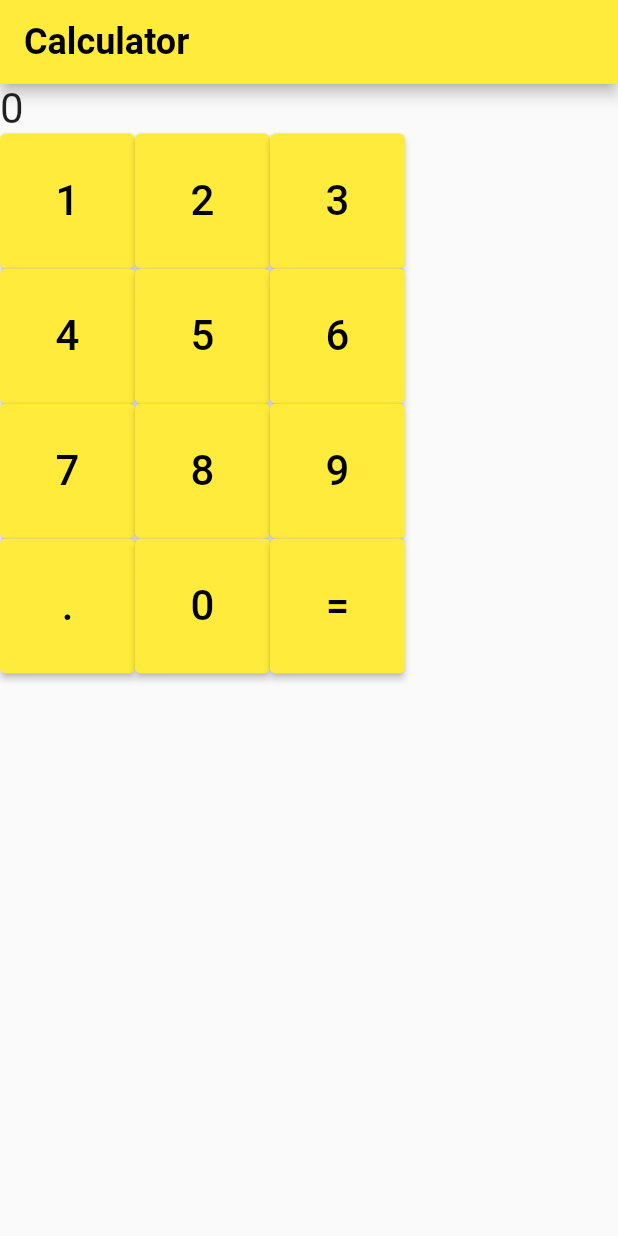
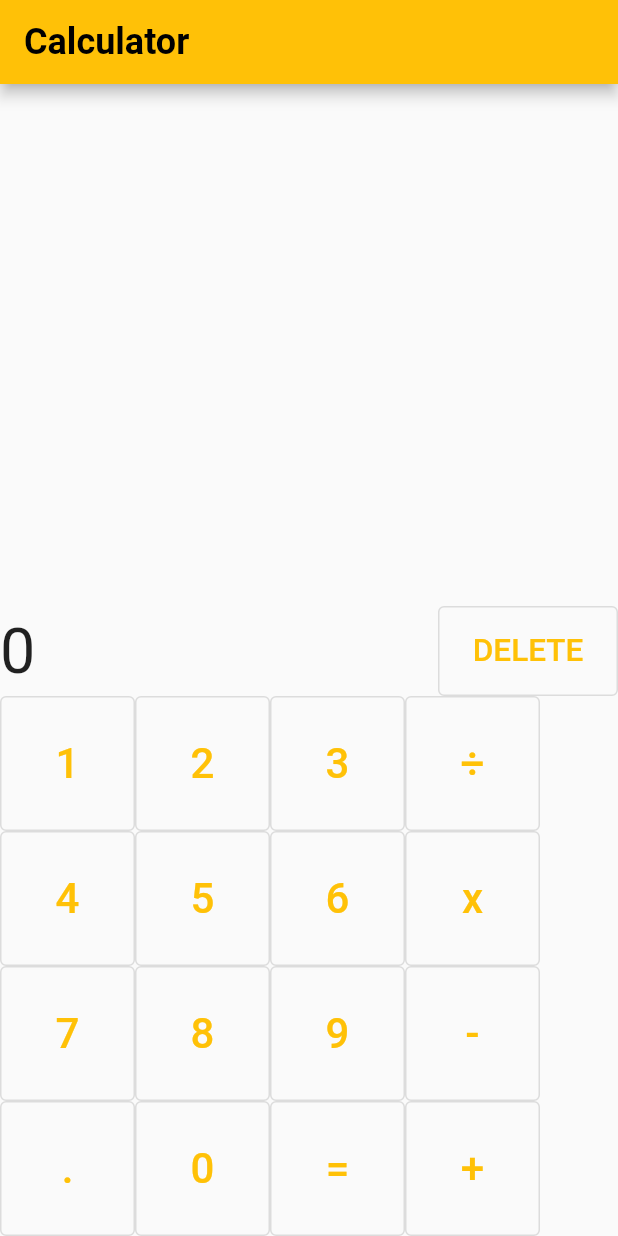
Before and after one commit to Domininiuk/Calculator, a Flutter app: the screen it shows after launch, on a phone screen of 412 x 824 dp. Run offline on Flutter 3.47's test engine with Material 2 defaults, Android fonts, the phone set to English and light mode, and no system bars; Roboto replaces fonts that are missing (Corben).

Commit message:
Added the rest of the buttons but need to resize rows to make them look good

```diff
--- a/lib/common/theme.dart
+++ b/lib/common/theme.dart
@@ -1,15 +1,12 @@
+import 'package:flutter/material.dart';
 
 
-import 'package:flutter/material.dart';
 
 final appTheme = ThemeData(
-  primarySwatch: Colors.yellow,
-  textTheme: const TextTheme(
-    headline1: TextStyle(
-      fontFamily: 'Corben',
-      fontWeight: FontWeight.w700,
-      fontSize: 24,
-      color: Colors.black
-    )
-  )
-);
+    primarySwatch: Colors.amber,
+    textTheme: const TextTheme(
+        headline1: TextStyle(
+            fontFamily: 'Corben',
+            fontWeight: FontWeight.w700,
+            fontSize: 24,
+            color: Colors.black)));
--- a/lib/screens/calculator.dart
+++ b/lib/screens/calculator.dart
@@ -23,12 +23,20 @@ class _Operands extends StatelessWidget {
     // TODO: implement build
     return Container(
       child: Column(
-          mainAxisAlignment: MainAxisAlignment.start,
+          mainAxisAlignment: MainAxisAlignment.end,
           children: <Widget>[
             Row(
               children: [
                 Expanded(
-                    child: Text("0", textScaleFactor: 2.0,))],
+                        child: Text("0", textScaleFactor: 3.0,)),
+                SizedBox(
+                  height: 60.0,
+                  width: 120.0,
+                  child: OutlinedButton(
+                    child: Text('DELETE', textScaleFactor: 1.5,),
+                    onPressed: () {},
+                  ),
+                ),],
             ),
 
             Row(
@@ -36,7 +44,7 @@ class _Operands extends StatelessWidget {
                 SizedBox(
                   height: 90.0,
                   width: 90.0,
-                  child: ElevatedButton(
+                  child: OutlinedButton(
                     child: Text('1', textScaleFactor: 2.0,),
                     onPressed: () {},
                   ),
@@ -44,17 +52,24 @@ class _Operands extends StatelessWidget {
                 SizedBox(
                   height: 90.0,
                   width: 90.0,
-                  child: ElevatedButton(
+                  child: OutlinedButton(
                     child: Text('2', textScaleFactor: 2.0,),
                     onPressed: () {},
                   ),
                 ),
                 SizedBox(
                   height: 90.0,
-                  width: 90.0,                  child: ElevatedButton(
+                  width: 90.0,                  child: OutlinedButton(
                     child: Text('3', textScaleFactor: 2.0,),
                     onPressed: () {},
                   ),
+                ),
+                SizedBox(
+                  height: 90.0,
+                  width: 90.0,                  child: OutlinedButton(
+                  child: Text('÷', textScaleFactor: 2.0,),
+                  onPressed: () {},
+                ),
                 ),
               ],
             ),
@@ -63,7 +78,7 @@ class _Operands extends StatelessWidget {
                 SizedBox(
                   height: 90.0,
                   width: 90.0,
-                  child: ElevatedButton(
+                  child: OutlinedButton(
                     child: Text('4', textScaleFactor: 2.0,),
                     onPressed: () {},
                   ),
@@ -71,7 +86,7 @@ class _Operands extends StatelessWidget {
                 SizedBox(
                   height: 90.0,
                   width: 90.0,
-                  child: ElevatedButton(
+                  child: OutlinedButton(
                     child: Text('5', textScaleFactor: 2.0,),
                     onPressed: () {},
                   ),
@@ -79,10 +94,17 @@ class _Operands extends StatelessWidget {
                 SizedBox(
                   height: 90.0,
                   width: 90.0,
-                  child: ElevatedButton(
+                  child: OutlinedButton(
                     child: Text('6', textScaleFactor: 2.0,),
                     onPressed: () {},
                   ),
+                ),
+                SizedBox(
+                  height: 90.0,
+                  width: 90.0,                  child: OutlinedButton(
+                  child: Text('x', textScaleFactor: 2.0,),
+                  onPressed: () {},
+                ),
                 ),
               ],
             ),
@@ -91,7 +113,7 @@ class _Operands extends StatelessWidget {
                 SizedBox(
                   height: 90.0,
                   width: 90.0,
-                  child: ElevatedButton(
+                  child: OutlinedButton(
                     child: Text('7', textScaleFactor: 2.0,),
                     onPressed: () {},
                   ),
@@ -99,7 +121,7 @@ class _Operands extends StatelessWidget {
                 SizedBox(
                   height: 90.0,
                   width: 90.0,
-                  child: ElevatedButton(
+                  child: OutlinedButton(
                     child: Text('8', textScaleFactor: 2.0,),
                     onPressed: () {},
                   ),
@@ -107,10 +129,17 @@ class _Operands extends StatelessWidget {
                 SizedBox(
                   height: 90.0,
                   width: 90.0,
-                  child: ElevatedButton(
+                  child: OutlinedButton(
                     child: Text('9', textScaleFactor: 2.0,),
                     onPressed: () {},
                   ),
+                ),
+                SizedBox(
+                  height: 90.0,
+                  width: 90.0,                  child: OutlinedButton(
+                  child: Text('-', textScaleFactor: 2.0,),
+                  onPressed: () {},
+                ),
                 ),
               ],
             ),
@@ -119,7 +148,7 @@ class _Operands extends StatelessWidget {
                 SizedBox(
                   height: 90.0,
                   width: 90.0,
-                  child: ElevatedButton(
+                  child: OutlinedButton(
                     child: Text('.', textScaleFactor: 2.0,),
                     onPressed: () {},
                   ),
@@ -127,7 +156,7 @@ class _Operands extends StatelessWidget {
                 SizedBox(
                   height: 90.0,
                   width: 90.0,
-                  child: ElevatedButton(
+                  child: OutlinedButton(
                     child: Text('0', textScaleFactor: 2.0,),
                     onPressed: () {},
                   ),
@@ -135,10 +164,17 @@ class _Operands extends StatelessWidget {
                 SizedBox(
                   height: 90.0,
                   width: 90.0,
-                  child: ElevatedButton(
+                  child: OutlinedButton(
                     child: Text('=', textScaleFactor: 2.0,),
                     onPressed: () {},
                   ),
+                ),
+                SizedBox(
+                  height: 90.0,
+                  width: 90.0,                  child: OutlinedButton(
+                  child: Text('+', textScaleFactor: 2.0,),
+                  onPressed: () {},
+                ),
                 ),
               ],
             ),
```
